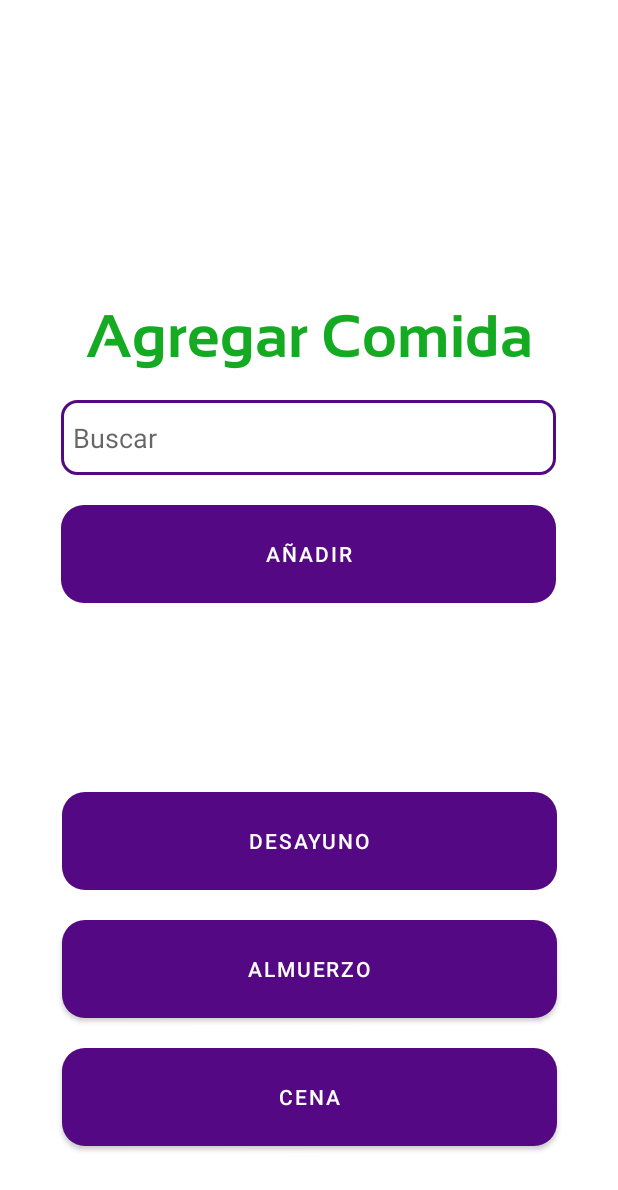
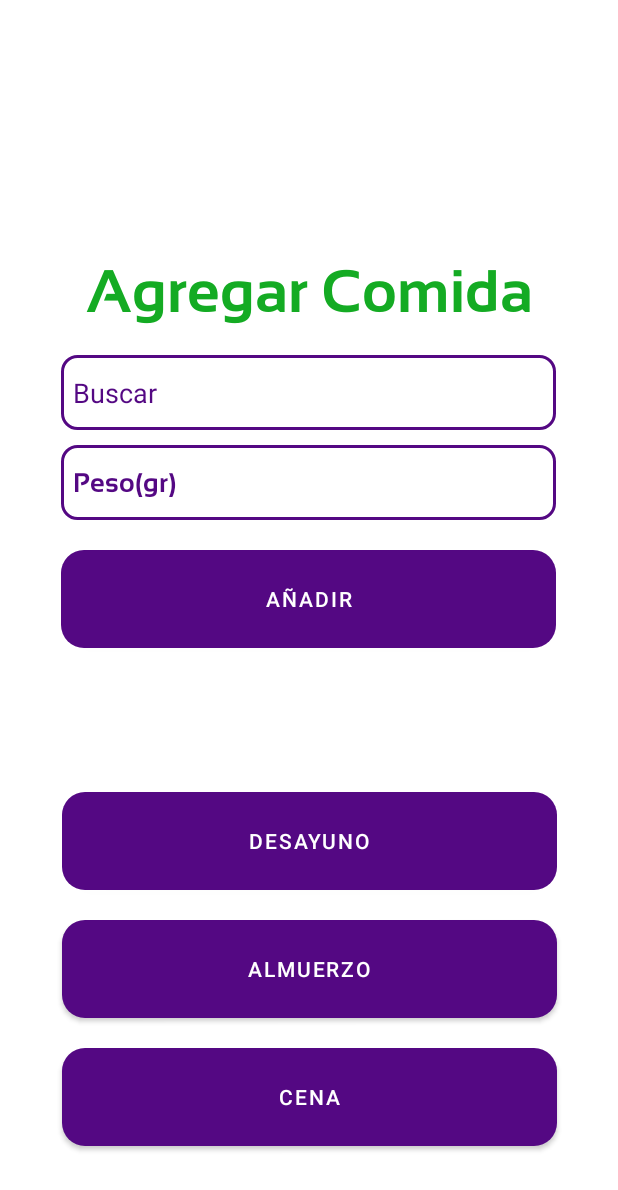
Before and after one commit to AlejoPal/AppValorNutricional, an Android app: the AgregarInfo screen opened directly, with no data from a screen before it, on a phone screen of 412 x 824 dp. Shown: the top 1190 px of the screen. Run offline under Robolectric (Android 15) with nearby library versions, the phone set to English and light mode, and no system bars; our stand-ins replace Firebase (no records; nobody signed in at launch, a user with empty details on screens opened directly).

Commit message:
se agrega boton de peso pero esta fallando la seleccion de elementos

```diff
--- a/app/src/main/res/layout/activity_agregar_info.xml
+++ b/app/src/main/res/layout/activity_agregar_info.xml
@@ -46,7 +46,20 @@
             android:completionThreshold="1"
             android:hint="@string/hintBuscar"
 
-            android:textColor="@color/black" />
+            android:textColor="@color/black"
+            android:textColorHint="@color/botones" />
+
+        <EditText
+            android:id="@+id/txtpeso"
+            android:background="@drawable/rounded_edittext_bg"
+            android:layout_marginTop="10dp"
+            android:layout_width="330dp"
+            android:layout_height="50dp"
+            android:ems="10"
+            android:fontFamily="@font/sansationbold"
+            android:hint="@string/hintPeso"
+            android:textColorHint="@color/botones"
+            android:inputType="number" />
 
         <Button
             android:id="@+id/btnAgregar"
--- a/app/src/main/res/values/strings.xml
+++ b/app/src/main/res/values/strings.xml
@@ -15,6 +15,7 @@
     <string name="hintContrasena">Contraseña</string>
     <string name="hintName">Nombre</string>
     <string name="hintBuscar">Buscar</string>
+    <string name="hintPeso">Peso(gr)</string>
 
     <string name="txtbien">Bienvenido, </string>
     <string name="txtRegistrar">Registrar</string>
```
Also changed, not shown: app/src/main/java/com/aproyectousco/valornutricionalalimentoscolombianos/AgregarInfo.java (+35 -21 lines).
